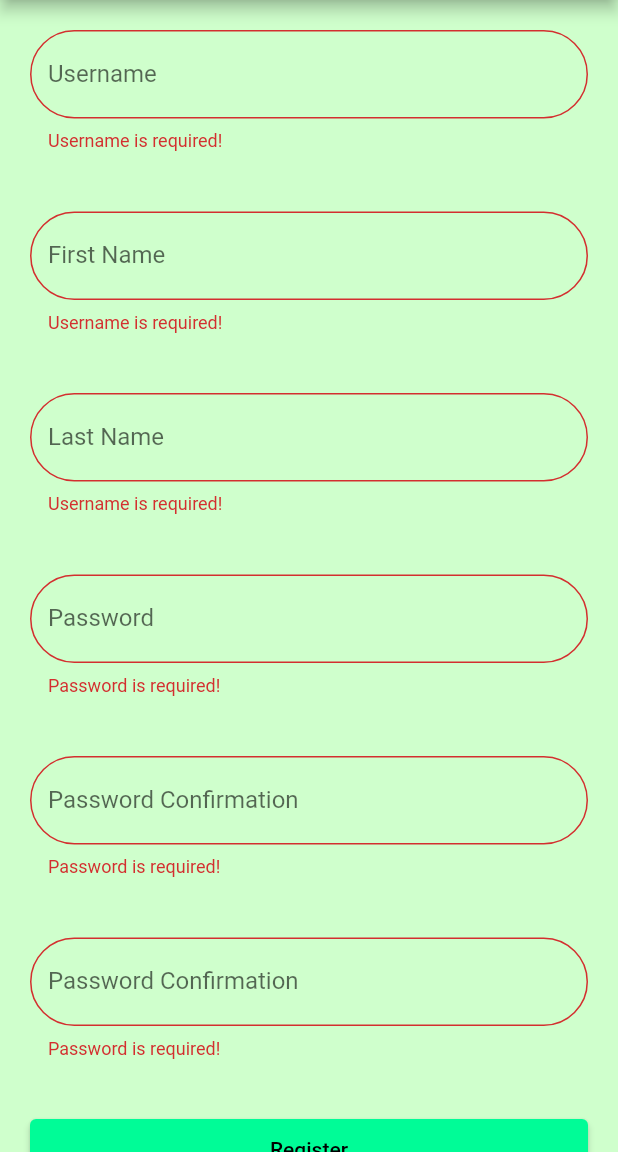
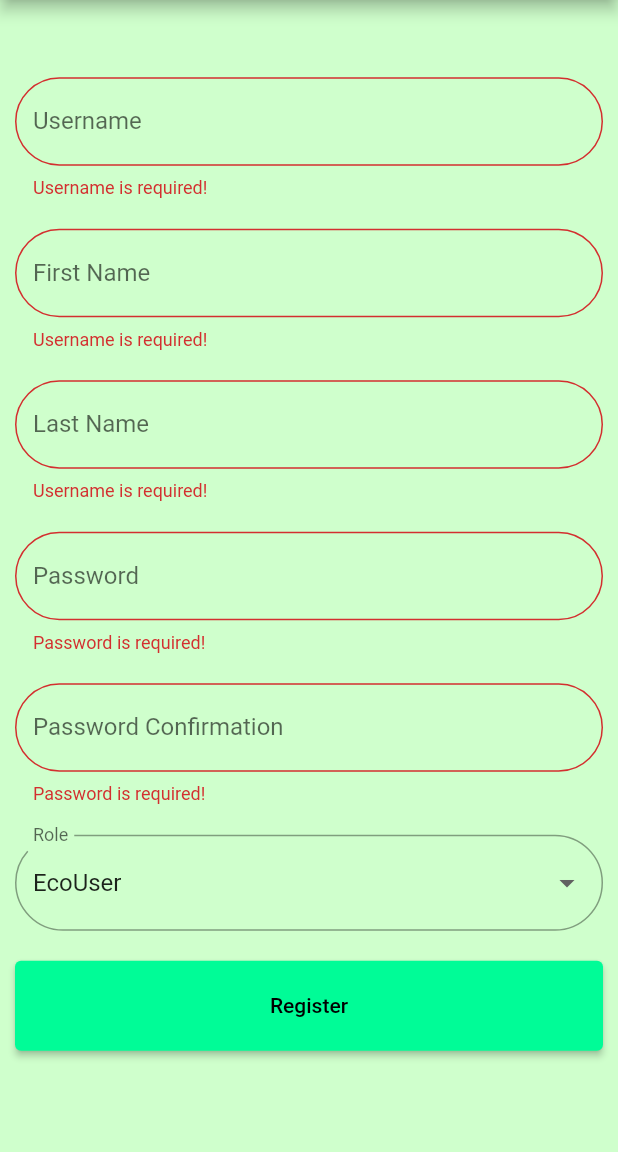
Before and after one commit to PTS-C07-PBP/EcoFriendApp, a Flutter app: the RegisterPage screen opened directly, after a tap on "Register", on a phone screen of 412 x 824 dp, the part 84-1236 px from its top. Run offline on Flutter 3.47's test engine with Material 2 defaults, Android fonts, the phone set to English and light mode, and no system bars; our stand-ins replace cached_network_image; missing offline and left inert: pbp_django_auth; network calls fail.

Commit message:
edit register sementara

```diff
--- a/ecofriend/lib/pages/user/register.dart
+++ b/ecofriend/lib/pages/user/register.dart
@@ -51,7 +51,7 @@ class _RegisterPageState extends State<RegisterPage> {
   String _password1 = "";
   String _password2 = "";
   String? _role = 'EcoUser';
-  final List<String> _listRole = [
+  final List<String> listRole = [
     'Admin',
     'EcoUser',
   ];
@@ -80,7 +80,7 @@ class _RegisterPageState extends State<RegisterPage> {
           mainAxisAlignment: MainAxisAlignment.center,
           children: <Widget>[
             Container(
-              padding: const EdgeInsets.all(20),
+              padding: const EdgeInsets.all(10),
               child: TextFormField(
                 decoration: InputDecoration(
                   border: OutlineInputBorder(
@@ -102,7 +102,7 @@ class _RegisterPageState extends State<RegisterPage> {
               ),
             ),
             Container(
-              padding: const EdgeInsets.all(20),
+              padding: const EdgeInsets.all(10),
               child: TextFormField(
                 decoration: InputDecoration(
                   border: OutlineInputBorder(
@@ -124,7 +124,7 @@ class _RegisterPageState extends State<RegisterPage> {
               ),
             ),
             Container(
-              padding: const EdgeInsets.all(20),
+              padding: const EdgeInsets.all(10),
               child: TextFormField(
                 decoration: InputDecoration(
                   border: OutlineInputBorder(
@@ -146,7 +146,7 @@ class _RegisterPageState extends State<RegisterPage> {
               ),
             ),
             Container(
-              padding: const EdgeInsets.all(20),
+              padding: const EdgeInsets.all(10),
               child: TextFormField(
                 obscureText: true,
                 decoration: InputDecoration(
@@ -170,7 +170,7 @@ class _RegisterPageState extends State<RegisterPage> {
               ),
             ),
             Container(
-              padding: const EdgeInsets.all(20),
+              padding: const EdgeInsets.all(10),
               child: TextFormField(
                 obscureText: true,
                 decoration: InputDecoration(
@@ -198,35 +198,31 @@ class _RegisterPageState extends State<RegisterPage> {
               ),
             ),
             Container(
-              padding: const EdgeInsets.all(20),
-              child: TextFormField(
+              padding: const EdgeInsets.all(10),
+              child: DropdownButtonFormField(
+                value: _role,
                 decoration: InputDecoration(
                   border: OutlineInputBorder(
                     borderRadius: BorderRadius.circular(90.0),
                   ),
-                  labelText: 'Password Confirmation',
+                  labelText: 'Role',
                 ),
-
-                onChanged: (String? value) {
-                    setState((){
-                        _password2 = value!;
-                    });
-                },
-                validator: (String? value) {
-                    if (value == null || value.isEmpty) {
-                        return 'Password is required!';
-                    }
-
-                    if (value != _password1) {
-                        return 'Password not matched!';
-                    }
-                    return null;
+                items: listRole.map((String items) {
+                  return DropdownMenuItem(
+                    value: items,
+                    child: Text(items),
+                  );
+                }).toList(),
+                onChanged: (String? newValue) {
+                  setState(() {
+                    _role = newValue!;
+                  });
                 },
               ),
             ),
             Container(
                 height: 80,
-                padding: const EdgeInsets.all(20),
+                padding: const EdgeInsets.all(10),
                 child: ElevatedButton(
                   style: ElevatedButton.styleFrom(
                     minimumSize: const Size.fromHeight(50),
@@ -242,23 +238,33 @@ class _RegisterPageState extends State<RegisterPage> {
                                     'password1': _password1,
                                     'password2': _password2,
                                     'user_role': _role
-                      });
+                      }).then((value) {
+                        final newValue = new Map<String, dynamic>.from(value);
+                        print(newValue['message']);
 
                         setState(() {
-                          if (response['message'].toString() ==
+                          if (newValue['message'].toString() ==
                               "User successfully registered") {
                             statusMessage = "User successfully registered!";
-                            Navigator.pushNamed(context, '/login');
-                          } else if (response['status'].toString() ==
+                            Navigator.pushNamed(context, '/');
+                          } else if (newValue['status'].toString() ==
                               "duplicate") {
                             statusMessage = "Duplicate Username!";
-                          } else if (response['status'].toString() ==
+                          } else if (newValue['status'].toString() ==
                               "pass failed") {
                             statusMessage = "Password not matched!";
                           } else {
-                            statusMessage = response['message'].toString();
+                            statusMessage = newValue['message'].toString();
                           }
                         });
+                      });
+                      if (response['status'] == 'success') {
+                        // Code here will run if the login succeeded.
+                        ScaffoldMessenger.of(context).showSnackBar(const SnackBar(
+                          content: Text("Registration success!"),
+                        ));
+                          Navigator.pushNamed(context, '/login');
+                      }
 
 
                     }
```
